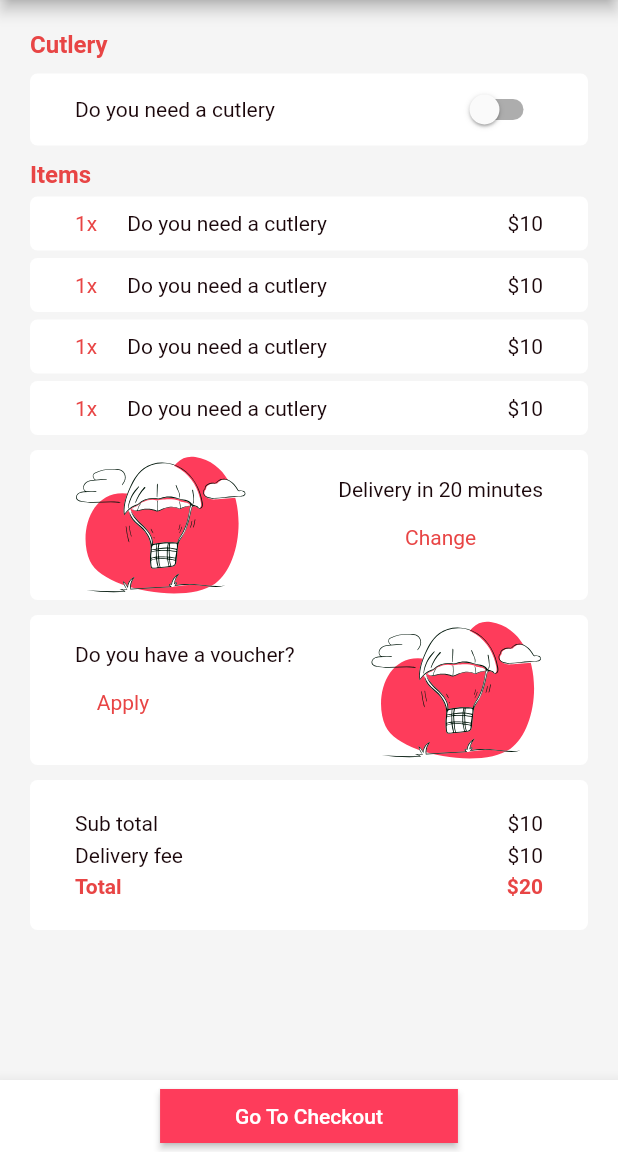
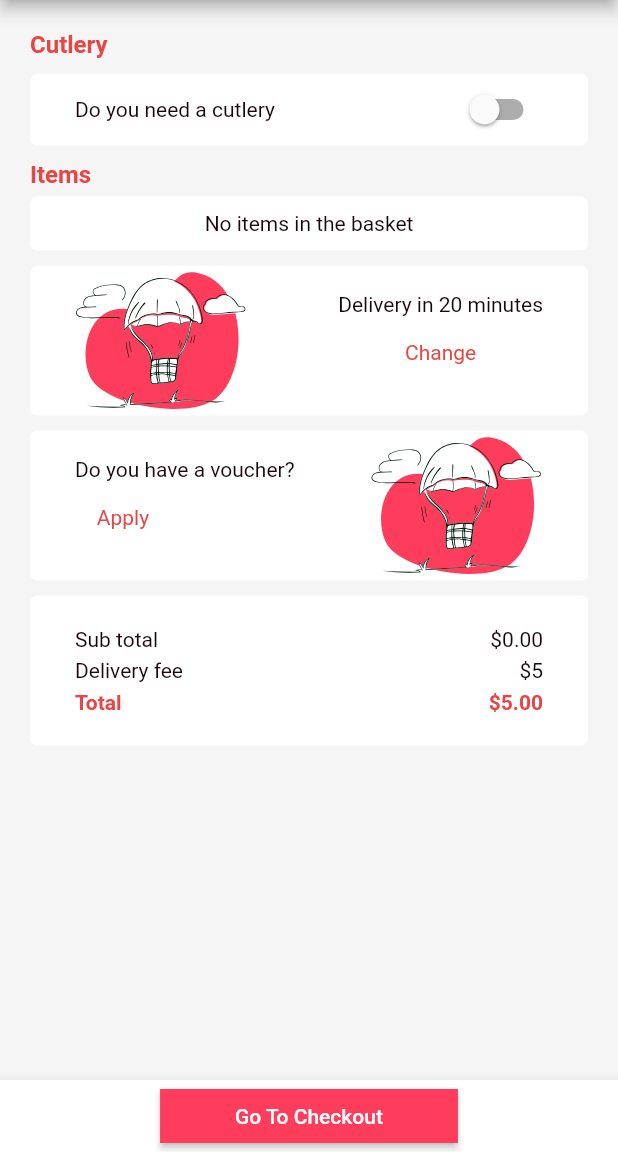
Before and after one commit to chuongphong12/food-delivery-flutter, a Flutter app: the BasketScreen screen opened by its route, on a phone screen of 412 x 824 dp, the part 84-1236 px from its top. Run offline on Flutter 3.47's test engine with Material 2 defaults, Android fonts, the light colour scheme and no system bars; our stand-ins replace bloc, equatable, flutter_bloc, flutter_svg, geolocator, google_maps_flutter and 1 more; network calls fail; Roboto replaces fonts that are missing (Futura).

Commit message:
add basket bloc

```diff
--- a/lib/blocs/basket/basket_bloc.dart
+++ b/lib/blocs/basket/basket_bloc.dart
@@ -27,12 +27,34 @@ class BasketBloc extends Bloc<BasketEvent, BasketState> {
   void _onAddBasket(
     AddBasket event,
     Emitter<BasketState> emit,
-  ) async {}
+  ) async {
+    final Basket basket = (state as BasketLoaded).basket;
+    try {
+      emit(
+        BasketLoaded(
+          basket: basket.copyWith(
+            menuItems: List.from(basket.menuItems)..add(event.menuItem),
+          ),
+        ),
+      );
+    } catch (_) {}
+  }
 
   void _onRemoveBasket(
     RemoveBasket event,
     Emitter<BasketState> emit,
-  ) async {}
+  ) async {
+    final Basket basket = (state as BasketLoaded).basket;
+    try {
+      emit(
+        BasketLoaded(
+          basket: basket.copyWith(
+            menuItems: List.from(basket.menuItems)..remove(event.menuItem),
+          ),
+        ),
+      );
+    } catch (_) {}
+  }
 
   void _onClearBasket(
     ClearBasket event,
@@ -42,7 +64,14 @@ class BasketBloc extends Bloc<BasketEvent, BasketState> {
   void _onToggleSwitch(
     ToggleSwitch event,
     Emitter<BasketState> emit,
-  ) async {}
-
-
+  ) async {
+    final Basket basket = (state as BasketLoaded).basket;
+    try {
+      emit(
+        BasketLoaded(
+          basket: basket.copyWith(cutlery: !basket.cutlery),
+        ),
+      );
+    } catch (_) {}
+  }
 }
--- a/lib/models/basket_model.dart
+++ b/lib/models/basket_model.dart
@@ -23,16 +23,16 @@ class Basket extends Equatable {
   @override
   List<Object> get props => [menuItems, cutlery];
 
-  Map itemQuantity(menuItems) {
+  Map itemQuantity(List<MenuItem> menuItems) {
     var quantity = {};
 
-    menuItems.forEach((item) {
+    for (var item in menuItems) {
       if (!quantity.containsKey(item)) {
         quantity[item] = 1;
       } else {
         quantity[item] += 1;
       }
-    });
+    }
 
     return quantity;
   }
--- a/lib/screens/basket/basket_screen.dart
+++ b/lib/screens/basket/basket_screen.dart
@@ -1,5 +1,7 @@
 import 'package:flutter/material.dart';
+import 'package:flutter_bloc/flutter_bloc.dart';
 import 'package:flutter_svg/svg.dart';
+import 'package:food_delivery_app_flutter/blocs/basket/basket_bloc.dart';
 
 class BasketScreen extends StatelessWidget {
   const BasketScreen({Key? key}) : super(key: key);
@@ -41,7 +43,8 @@ class BasketScreen extends StatelessWidget {
           ],
         ),
       ),
-      body: Padding(
+      body: SingleChildScrollView(
+        child: Padding(
           padding: const EdgeInsets.all(20),
           child: Column(
             crossAxisAlignment: CrossAxisAlignment.start,
@@ -68,9 +71,24 @@ class BasketScreen extends StatelessWidget {
                         style: Theme.of(context).textTheme.headline6,
                       ),
                     ),
-                  Switch.adaptive(
-                    value: false,
-                    onChanged: (bool? newValue) {},
+                    BlocBuilder<BasketBloc, BasketState>(
+                      builder: (context, state) {
+                        if (state is BasketLoading) {
+                          return const Center(
+                            child: CircularProgressIndicator(),
+                          );
+                        }
+                        if (state is BasketLoaded) {
+                          return Switch.adaptive(
+                            value: state.basket.cutlery,
+                            onChanged: (bool? newValue) {
+                              context.read<BasketBloc>().add(ToggleSwitch());
+                            },
+                          );
+                        } else {
+                          return const Text('Something went wrong');
+                        }
+                      },
                     )
                   ],
                 ),
@@ -81,15 +99,45 @@ class BasketScreen extends StatelessWidget {
                       color: Theme.of(context).colorScheme.secondary,
                     ),
               ),
-            ListView.builder(
+              BlocBuilder<BasketBloc, BasketState>(
+                builder: (context, state) {
+                  if (state is BasketLoading) {
+                    return const Center(
+                      child: CircularProgressIndicator(),
+                    );
+                  }
+                  if (state is BasketLoaded) {
+                    return state.basket.menuItems.isEmpty
+                        ? Container(
+                            width: double.infinity,
+                            margin: const EdgeInsets.only(top: 5),
+                            padding: const EdgeInsets.symmetric(
+                              horizontal: 30,
+                              vertical: 10,
+                            ),
+                            decoration: BoxDecoration(
+                              color: Colors.white,
+                              borderRadius: BorderRadius.circular(5),
+                            ),
+                            child: Center(
+                              child: Text(
+                                'No items in the basket',
+                                style: Theme.of(context).textTheme.headline6,
+                              ),
+                            ),
+                          )
+                        : ListView.builder(
                             shrinkWrap: true,
-              itemCount: 4,
+                            itemCount: state.basket
+                                .itemQuantity(state.basket.menuItems)
+                                .keys
+                                .length,
                             itemBuilder: (context, index) {
                               return Container(
                                 width: double.infinity,
                                 margin: const EdgeInsets.only(top: 5),
-                  padding:
-                      const EdgeInsets.symmetric(horizontal: 30, vertical: 10),
+                                padding: const EdgeInsets.symmetric(
+                                    horizontal: 30, vertical: 10),
                                 decoration: BoxDecoration(
                                   color: Colors.white,
                                   borderRadius: BorderRadius.circular(5),
@@ -97,25 +145,38 @@ class BasketScreen extends StatelessWidget {
                                 child: Row(
                                   children: [
                                     Text(
-                        '1x',
-                        style: Theme.of(context).textTheme.headline6!.copyWith(
-                              color: Theme.of(context).colorScheme.secondary,
+                                      '${state.basket.itemQuantity(state.basket.menuItems).entries.elementAt(index).value}x',
+                                      style: Theme.of(context)
+                                          .textTheme
+                                          .headline6!
+                                          .copyWith(
+                                            color: Theme.of(context)
+                                                .colorScheme
+                                                .secondary,
                                           ),
                                     ),
                                     const SizedBox(width: 20),
                                     Expanded(
                                       child: Text(
-                          'Do you need a cutlery',
-                          style: Theme.of(context).textTheme.headline6,
+                                        '${state.basket.itemQuantity(state.basket.menuItems).keys.elementAt(index).name}',
+                                        style: Theme.of(context)
+                                            .textTheme
+                                            .headline6,
                                       ),
                                     ),
                                     Text(
-                        '\$10',
-                        style: Theme.of(context).textTheme.headline6,
+                                      '\$${state.basket.itemQuantity(state.basket.menuItems).keys.elementAt(index).price}',
+                                      style:
+                                          Theme.of(context).textTheme.headline6,
                                     ),
                                   ],
                                 ),
                               );
+                            },
+                          );
+                  } else {
+                    return const Text('Something went wrong');
+                  }
                 },
               ),
               const SizedBox(height: 10),
@@ -146,7 +207,8 @@ class BasketScreen extends StatelessWidget {
                                 .textTheme
                                 .headline6!
                                 .copyWith(
-                                color: Theme.of(context).colorScheme.secondary,
+                                  color:
+                                      Theme.of(context).colorScheme.secondary,
                                 ),
                           ),
                         )
@@ -187,7 +249,8 @@ class BasketScreen extends StatelessWidget {
                                 .textTheme
                                 .headline6!
                                 .copyWith(
-                                color: Theme.of(context).colorScheme.secondary,
+                                  color:
+                                      Theme.of(context).colorScheme.secondary,
                                 ),
                           ),
                         )
@@ -205,7 +268,15 @@ class BasketScreen extends StatelessWidget {
                   color: Colors.white,
                   borderRadius: BorderRadius.circular(5),
                 ),
-                child: Column(
+                child: BlocBuilder<BasketBloc, BasketState>(
+                  builder: (context, state) {
+                    if (state is BasketLoading) {
+                      return const Center(
+                        child: CircularProgressIndicator(),
+                      );
+                    }
+                    if (state is BasketLoaded) {
+                      return Column(
                         mainAxisAlignment: MainAxisAlignment.center,
                         children: [
                           Row(
@@ -216,7 +287,7 @@ class BasketScreen extends StatelessWidget {
                                 style: Theme.of(context).textTheme.headline6,
                               ),
                               Text(
-                          '\$10',
+                                '\$${state.basket.subtotalString}',
                                 style: Theme.of(context).textTheme.headline6!,
                               ),
                             ],
@@ -230,7 +301,7 @@ class BasketScreen extends StatelessWidget {
                                 style: Theme.of(context).textTheme.headline6,
                               ),
                               Text(
-                          '\$10',
+                                '\$5',
                                 style: Theme.of(context).textTheme.headline6!,
                               ),
                             ],
@@ -245,23 +316,34 @@ class BasketScreen extends StatelessWidget {
                                     .textTheme
                                     .headline5!
                                     .copyWith(
-                                color: Theme.of(context).colorScheme.secondary,
+                                      color: Theme.of(context)
+                                          .colorScheme
+                                          .secondary,
                                     ),
                               ),
                               Text(
-                          '\$20',
+                                '\$${state.basket.totalString}',
                                 style: Theme.of(context)
                                     .textTheme
                                     .headline5!
                                     .copyWith(
-                                color: Theme.of(context).colorScheme.secondary,
+                                      color: Theme.of(context)
+                                          .colorScheme
+                                          .secondary,
                                     ),
                               ),
                             ],
                           ),
                         ],
-                ))
+                      );
+                    } else {
+                      return const Text('Something went wrong');
+                    }
+                  },
+                ),
+              ),
             ],
+          ),
         ),
       ),
     );
```
Also changed, not shown: lib/blocs/basket/basket_event.dart (+1 -7 lines), lib/blocs/filters/filters_bloc.dart (+1 -6 lines), lib/main.dart (+7 -1 lines), lib/screens/restaurant_details/restaurant_details_screen.dart (+17 -6 lines). Lines whose indentation alone changed are shown as unchanged.
